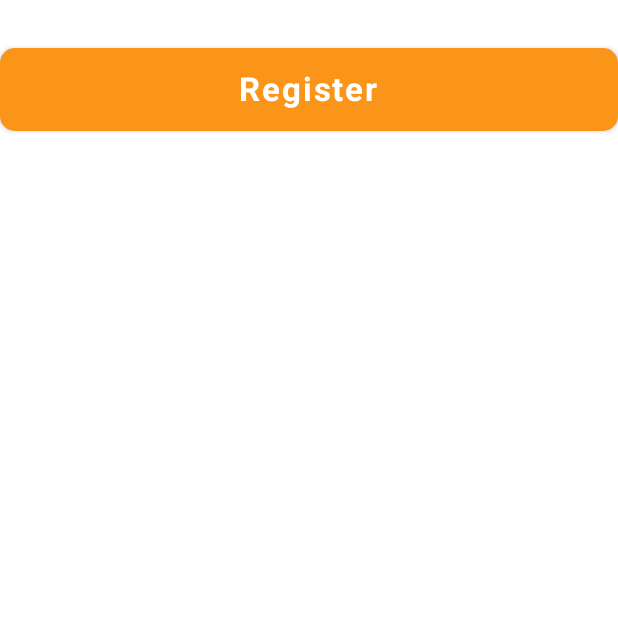
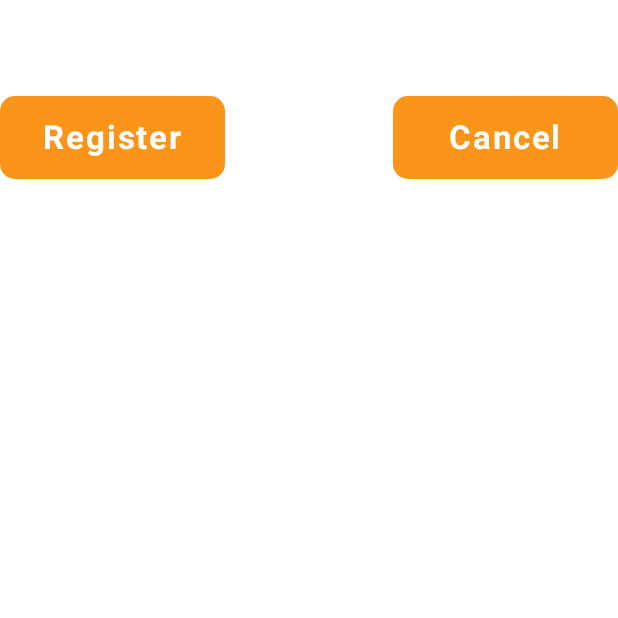
Before and after one commit to juanje1/TheMoviesApp, an Android app built with Jetpack Compose: the composable RegisterAction called with empty values, on a phone screen of 412 x 824 dp, the top half of it. Run offline under Robolectric (Android 15) with nearby library versions, the phone set to English and light mode, and no system bars; our stand-ins replace Dagger/Hilt's generated code, Room's generated code.

Commit message:
[TheMoviesApp] Creating the back arrows and the cancel button

```diff
--- a/app/src/main/java/com/juanje/themoviesapp/ui/navigation/TheMoviesAppNavHost.kt
+++ b/app/src/main/java/com/juanje/themoviesapp/ui/navigation/TheMoviesAppNavHost.kt
@@ -64,7 +64,7 @@ fun TheMoviesAppNavHost() {
                     val movieId = backStackEntry.arguments?.getInt(MovieId)
                     requireNotNull(userName)
                     requireNotNull(movieId)
-                    DetailScreen(userName, movieId)
+                    DetailScreen(navController, userName, movieId)
                 }
             }
         }
--- a/app/src/main/java/com/juanje/themoviesapp/ui/screens/common/RegisterAction.kt
+++ b/app/src/main/java/com/juanje/themoviesapp/ui/screens/common/RegisterAction.kt
@@ -3,9 +3,7 @@ package com.juanje.themoviesapp.ui.screens.common
 import android.content.Context
 import android.graphics.Color.parseColor
 import android.widget.Toast
-import androidx.compose.foundation.layout.fillMaxWidth
-import androidx.compose.foundation.layout.height
-import androidx.compose.foundation.layout.padding
+import androidx.compose.foundation.layout.*
 import androidx.compose.foundation.shape.RoundedCornerShape
 import androidx.compose.material.Button
 import androidx.compose.material.ButtonDefaults
@@ -13,6 +11,7 @@ import androidx.compose.material.Text
 import androidx.compose.runtime.Composable
 import androidx.compose.runtime.collectAsState
 import androidx.compose.runtime.getValue
+import androidx.compose.ui.Alignment
 import androidx.compose.ui.Modifier
 import androidx.compose.ui.graphics.Color
 import androidx.compose.ui.platform.LocalContext
@@ -48,14 +47,19 @@ fun RegisterAction(
         viewModel.resetState()
     }
 
+    Row {
         Button(
-        onClick = { viewModel.onRegisterClick(userName, firstName, lastName, email, password) },
+            onClick = {
+                viewModel.onRegisterClick(userName, firstName, lastName, email, password)
+            },
             modifier = Modifier
+                .weight(1f)
                 .padding(
-                top = dimensionResource(R.dimen.padding_xlarge),
+                    top = dimensionResource(R.dimen.padding_2xlarge),
                     bottom = dimensionResource(R.dimen.padding_medium)
                 )
-            .fillMaxWidth()
+                .wrapContentWidth(Alignment.Start)
+                .width(dimensionResource(R.dimen.button_register_cancel_width))
                 .height(dimensionResource(R.dimen.button_height)),
             colors = ButtonDefaults.buttonColors(
                 backgroundColor = Color(
@@ -71,6 +75,34 @@ fun RegisterAction(
                 fontWeight = FontWeight.Bold
             )
         }
+        Button(
+            onClick = {
+                navController.popBackStack()
+            },
+            modifier = Modifier
+                .weight(1f)
+                .padding(
+                    top = dimensionResource(R.dimen.padding_2xlarge),
+                    bottom = dimensionResource(R.dimen.padding_medium)
+                )
+                .wrapContentWidth(Alignment.End)
+                .width(dimensionResource(R.dimen.button_register_cancel_width))
+                .height(dimensionResource(R.dimen.button_height)),
+            colors = ButtonDefaults.buttonColors(
+                backgroundColor = Color(
+                    parseColor(context.getString(R.string.color_background_button))
+                )
+            ),
+            shape = RoundedCornerShape(dimensionResource(R.dimen.rounded_corner_shape_small))
+        ) {
+            Text(
+                text = context.getString(R.string.cancel_button),
+                color = Color.White,
+                fontSize = dimensionResource(R.dimen.font_size_medium).value.sp,
+                fontWeight = FontWeight.Bold
+            )
+        }
+    }
 }
 
 private fun showToast(context: Context, message: String) {
--- a/app/src/main/java/com/juanje/themoviesapp/ui/screens/login/LoginScreen.kt
+++ b/app/src/main/java/com/juanje/themoviesapp/ui/screens/login/LoginScreen.kt
@@ -3,7 +3,9 @@ package com.juanje.themoviesapp.ui.screens.login
 import android.graphics.Color.parseColor
 import androidx.compose.foundation.background
 import androidx.compose.foundation.layout.*
+import androidx.compose.foundation.rememberScrollState
 import androidx.compose.foundation.shape.RoundedCornerShape
+import androidx.compose.foundation.verticalScroll
 import androidx.compose.material.Text
 import androidx.compose.runtime.Composable
 import androidx.compose.ui.Alignment
@@ -70,6 +72,7 @@ fun LoginScreen(navController: NavController) {
                 modifier = Modifier
                     .fillMaxWidth()
                     .height(dimensionResource(R.dimen.cell_image_height))
+                    .verticalScroll(rememberScrollState())
                     .constrainAs(ref2) {
                         bottom.linkTo(parent.bottom)
                     }
--- a/app/src/main/res/values/dimens.xml
+++ b/app/src/main/res/values/dimens.xml
@@ -6,6 +6,7 @@
     <dimen name="padding_medium">16dp</dimen>
     <dimen name="padding_large">24dp</dimen>
     <dimen name="padding_xlarge">32dp</dimen>
+    <dimen name="padding_2xlarge">64dp</dimen>
 
     <!-- Font Size -->
     <dimen name="font_size_xsmall">14dp</dimen>
@@ -20,6 +21,7 @@
     <dimen name="rounded_corner_shape_small">10dp</dimen>
     <dimen name="rounded_corner_shape_medium">40dp</dimen>
     <dimen name="button_height">55dp</dimen>
+    <dimen name="button_register_cancel_width">150dp</dimen>
     <dimen name="column_min_width">120dp</dimen>
     <dimen name="column_register_height">600dp</dimen>
     <dimen name="line_height">1dp</dimen>
--- a/app/src/main/res/values/strings.xml
+++ b/app/src/main/res/values/strings.xml
@@ -46,6 +46,7 @@
     <string name="or_register_now">Or Register Now</string>
     <string name="register_title">TheMoviesApp | Register</string>
     <string name="register_button">Register</string>
+    <string name="cancel_button">Cancel</string>
     <string name="register_success">User created successfully</string>
     <string name="register_error">Error creating the user</string>
     <string name="field_not_empty">The field cannot be empty</string>
@@ -68,4 +69,7 @@
     <string name="bias_small">0f</string>
     <string name="bias_medium">0.6f</string>
     <string name="line_weight">1f</string>
+
+    <!-- Others -->
+    <string name="arrow_back_content_description">Arrow back</string>
 </resources>
```
Also changed, not shown: app/src/main/java/com/juanje/themoviesapp/ui/screens/detail/DetailScreen.kt (+23 -9 lines), app/src/main/java/com/juanje/themoviesapp/ui/screens/home/HomeScreen.kt (+14 -12 lines). Lines whose indentation alone changed are shown as unchanged.
